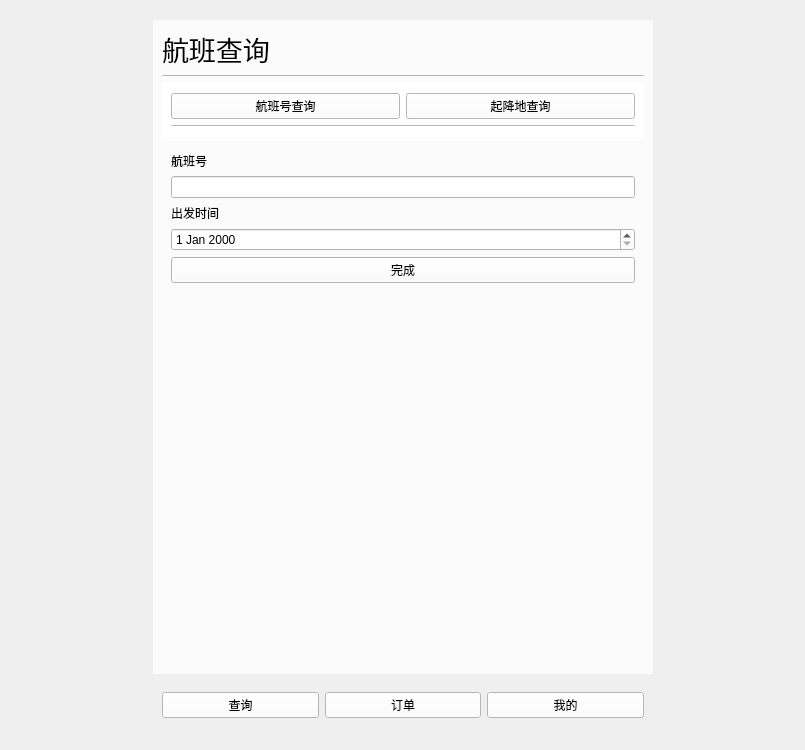
This is mainwidget.ui in Jinyuan-S/AirSystem as Qt 5 draws it before an edit. The edited form follows.
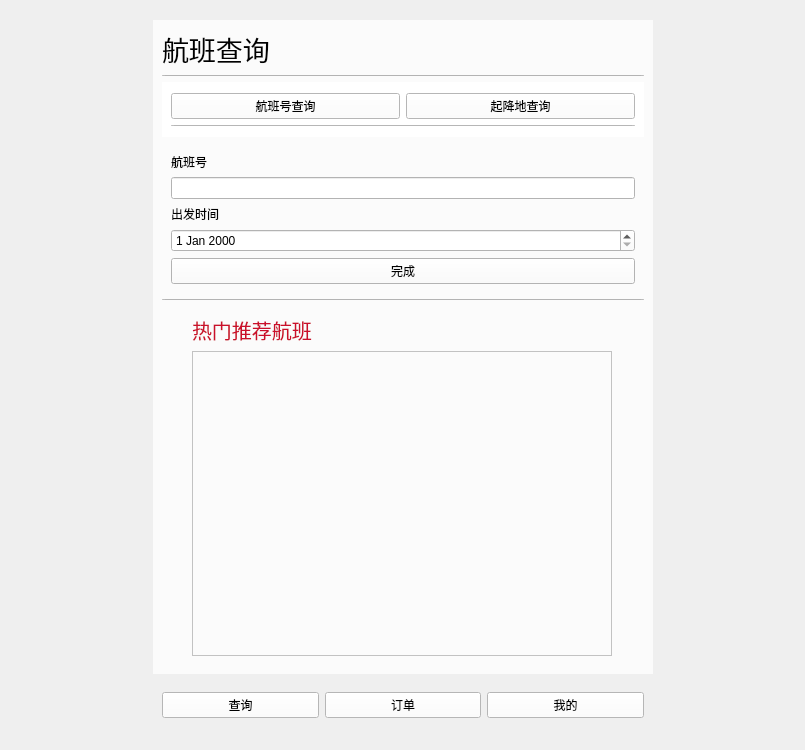
This is the edited form. The open tabs and pages were chosen to show the change. Custom widgets are drawn as their Qt base class.

Patch:
```diff
--- a/mainwidget.ui
+++ b/mainwidget.ui
@@ -2027,6 +2027,12 @@
           </item>
           <item>
            <widget class="QStackedWidget" name="stackedWidget_3">
+            <property name="maximumSize">
+             <size>
+              <width>16777215</width>
+              <height>150</height>
+             </size>
+            </property>
             <property name="palette">
              <palette>
               <active>
@@ -2492,7 +2498,7 @@
                </widget>
               </item>
               <item>
-               <widget class="QDateEdit" name="dateEdit"/>
+               <widget class="QDateEdit" name="dateEdit1"/>
               </item>
               <item>
                <widget class="QPushButton" name="pushButton_number_complete">
@@ -2561,20 +2567,139 @@
                </widget>
               </item>
               <item row="3" column="0">
-               <widget class="QDateEdit" name="dateEdit_2"/>
+               <widget class="QDateEdit" name="dateEdit"/>
               </item>
              </layout>
             </widget>
            </widget>
           </item>
+          <item>
+           <widget class="QPushButton" name="pushButton_4">
+            <property name="maximumSize">
+             <size>
+              <width>16777215</width>
+              <height>1</height>
+             </size>
+            </property>
+            <property name="focusPolicy">
+             <enum>Qt::NoFocus</enum>
+            </property>
+            <property name="text">
+             <string/>
+            </property>
+           </widget>
+          </item>
           <item>
            <widget class="QWidget" name="widget_6" native="true">
             <property name="minimumSize">
              <size>
               <width>0</width>
-              <height>400</height>
+              <height>300</height>
              </size>
             </property>
+            <layout class="QVBoxLayout" name="verticalLayout_8">
+             <property name="leftMargin">
+              <number>30</number>
+             </property>
+             <item>
+              <widget class="QLabel" name="label_6">
+               <property name="maximumSize">
+                <size>
+                 <width>16777215</width>
+                 <height>30</height>
+                </size>
+               </property>
+               <property name="palette">
+                <palette>
+                 <active>
+                  <colorrole role="WindowText">
+                   <brush brushstyle="SolidPattern">
+                    <color alpha="255">
+                     <red>203</red>
+                     <green>15</green>
+                     <blue>43</blue>
+                    </color>
+                   </brush>
+                  </colorrole>
+                 </active>
+                 <inactive>
+                  <colorrole role="WindowText">
+                   <brush brushstyle="SolidPattern">
+                    <color alpha="255">
+                     <red>203</red>
+                     <green>15</green>
+                     <blue>43</blue>
+                    </color>
+                   </brush>
+                  </colorrole>
+                 </inactive>
+                 <disabled>
+                  <colorrole role="WindowText">
+                   <brush brushstyle="SolidPattern">
+                    <color alpha="255">
+                     <red>125</red>
+                     <green>125</green>
+                     <blue>125</blue>
+                    </color>
+                   </brush>
+                  </colorrole>
+                 </disabled>
+                </palette>
+               </property>
+               <property name="font">
+                <font>
+                 <pointsize>15</pointsize>
+                </font>
+               </property>
+               <property name="text">
+                <string>热门推荐航班</string>
+               </property>
+              </widget>
+             </item>
+             <item>
+              <widget class="QScrollArea" name="scrollArea_2">
+               <property name="maximumSize">
+                <size>
+                 <width>420</width>
+                 <height>16777215</height>
+                </size>
+               </property>
+               <property name="widgetResizable">
+                <bool>true</bool>
+               </property>
+               <property name="alignment">
+                <set>Qt::AlignCenter</set>
+               </property>
+               <widget class="QWidget" name="scrollAreaWidgetContents_3">
+                <property name="geometry">
+                 <rect>
+                  <x>0</x>
+                  <y>0</y>
+                  <width>418</width>
+                  <height>291</height>
+                 </rect>
+                </property>
+                <layout class="QVBoxLayout" name="verticalLayout_9">
+                 <item>
+                  <widget class="AirlinesItem" name="widget_7" native="true"/>
+                 </item>
+                 <item>
+                  <widget class="AirlinesItem" name="widget_11" native="true"/>
+                 </item>
+                 <item>
+                  <widget class="AirlinesItem" name="widget_10" native="true"/>
+                 </item>
+                 <item>
+                  <widget class="AirlinesItem" name="widget_8" native="true"/>
+                 </item>
+                 <item>
+                  <widget class="AirlinesItem" name="widget_9" native="true"/>
+                 </item>
+                </layout>
+               </widget>
+              </widget>
+             </item>
+            </layout>
            </widget>
           </item>
          </layout>
@@ -3088,6 +3213,12 @@
    <header>mainwidgetminepart.h</header>
    <container>1</container>
   </customwidget>
+  <customwidget>
+   <class>AirlinesItem</class>
+   <extends>QWidget</extends>
+   <header>airlinesitem.h</header>
+   <container>1</container>
+  </customwidget>
  </customwidgets>
  <resources/>
  <connections/>
```
Left out of the diff: 4 changed lines with no effect on the pictures.
